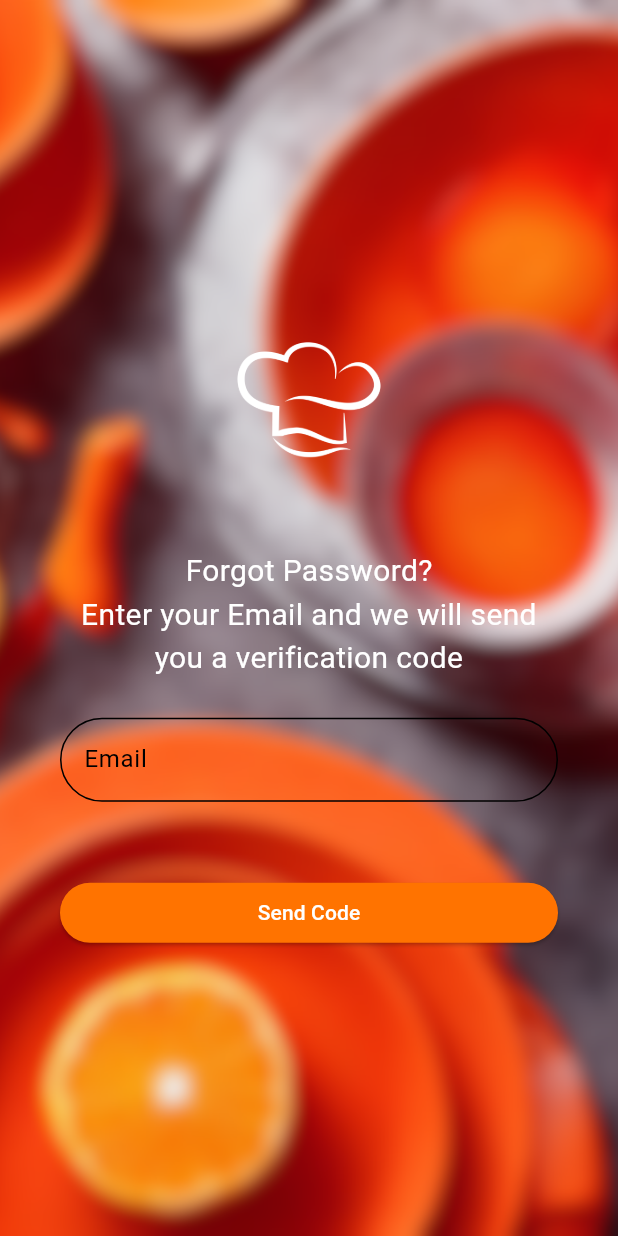
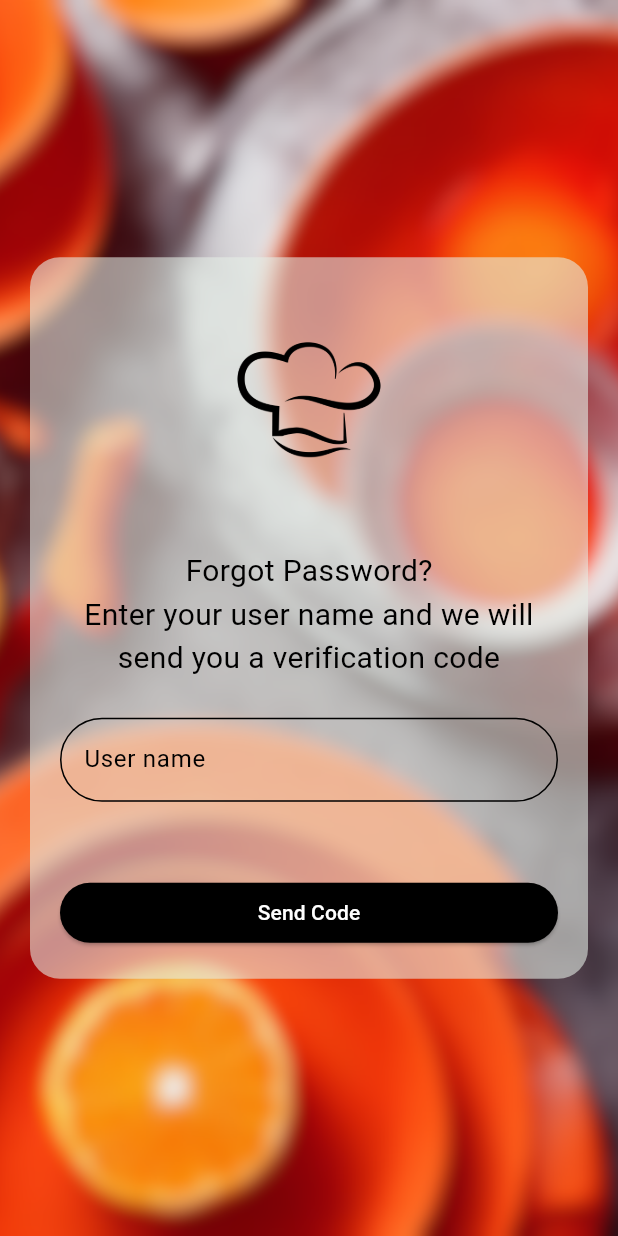
Before and after one commit to maximu211/menuAppFlutter, a Flutter app: the ForgotPasswordPage screen opened directly, on a phone screen of 412 x 824 dp. Run offline on Flutter 3.47's test engine with Material 3 defaults, Android fonts, the phone set to English and light mode, and no system bars; our stand-ins replace device_preview, easy_search_bar, flutter_secure_storage, google_fonts, image_picker; missing offline and left inert: image_editor_plus, jwt_decode; accounts and stored records are empty.

Commit message:
refactor register and recover password pages

```diff
--- a/lib/pages/authorization/forgot_password_page/forgot_password_page.dart
+++ b/lib/pages/authorization/forgot_password_page/forgot_password_page.dart
@@ -1,11 +1,11 @@
 import 'package:flutter/material.dart';
 import 'package:menuapp/pages/authorization/forgot_password_page/confirmation_code_page.dart';
+import 'package:menuapp/pages/authorization/register_pages/verify_code_page.dart';
 import 'package:menuapp/pages/authorization/text_fields.dart';
 import 'package:menuapp/global_variables/color_variables.dart';
 import 'package:menuapp/global_variables/font_size_variables.dart';
 
 class ForgotPasswordPage extends StatefulWidget {
-
   const ForgotPasswordPage({super.key});
 
   @override
@@ -13,7 +13,6 @@ class ForgotPasswordPage extends StatefulWidget {
 }
 
 class _ForgotPasswordPageState extends State<ForgotPasswordPage> {
-
   final TextEditingController _eMailController = TextEditingController();
 
   final _formKey = GlobalKey<FormState>();
@@ -39,29 +38,39 @@ class _ForgotPasswordPageState extends State<ForgotPasswordPage> {
             key: _formKey,
             onChanged: () => clearErrors(),
             child: Container(
-              margin: const EdgeInsets.symmetric(horizontal: 40),
+              padding: const EdgeInsets.all(20),
+              margin: const EdgeInsets.symmetric(horizontal: 20),
+              decoration: const BoxDecoration(
+                borderRadius: BorderRadius.all(Radius.circular(20)),
+                color: Color.fromARGB(150, 229, 238, 230),
+              ),
               child: Column(
                 mainAxisSize: MainAxisSize.min,
                 children: [
-                  Image.asset('assets/images/logo.png', width: 150, color: Colors.white),
+                  Image.asset('assets/images/logo.png',
+                      width: 150, color: Colors.black),
                   const SizedBox(height: 25),
                   Text(
                     "Forgot Password?",
-                    style: TextStyle(fontSize: FontSizeVariables.h1Size, color: Colors.white),
+                    style: TextStyle(
+                        fontSize: FontSizeVariables.h1Size,
+                        color: Colors.black),
                   ),
                   Text(
-                    "Enter your Email and we will send you a verification code",
+                    "Enter your user name and we will send you a verification code",
                     textAlign: TextAlign.center,
-                    style: TextStyle(fontSize: FontSizeVariables.h1Size, color: Colors.white),
+                    style: TextStyle(
+                        fontSize: FontSizeVariables.h1Size,
+                        color: Colors.black),
                   ),
                   const SizedBox(height: 25),
                   TextFieldLogin(
                     isPasswordField: false,
-                    labelText: "Email",
+                    labelText: "User name",
                     loginFieldController: _eMailController,
                     validator: (value) {
                       if (value!.trim().isEmpty) {
-                        return 'Please enter your Email';
+                        return 'Please enter your user name';
                       }
                       return null;
                     },
@@ -74,18 +83,23 @@ class _ForgotPasswordPageState extends State<ForgotPasswordPage> {
                     children: [
                       ElevatedButton(
                         onPressed: () {
-                          if (_formKey.currentState!.validate()){
-                            Navigator.push(context,
-                                MaterialPageRoute(builder: (context) => const ConfirmationCodePage()));
+                          if (_formKey.currentState!.validate()) {
+                            Navigator.push(
+                                context,
+                                MaterialPageRoute(
+                                    builder: (context) =>
+                                        const VerifyCodePage()));
                           }
                         },
                         style: ElevatedButton.styleFrom(
-                          backgroundColor: ColorVariables.primaryColor,
-                          shape: RoundedRectangleBorder(borderRadius: BorderRadius.circular(40)),
+                          backgroundColor: Colors.black,
+                          shape: RoundedRectangleBorder(
+                              borderRadius: BorderRadius.circular(40)),
                         ),
                         child: Text(
                           "Send Code",
-                          style: TextStyle(color: ColorVariables.backgroundColor),
+                          style:
+                              TextStyle(color: ColorVariables.backgroundColor),
                         ),
                       ),
                     ],
--- a/lib/pages/authorization/register_pages/register_email_page.dart
+++ b/lib/pages/authorization/register_pages/register_email_page.dart
@@ -75,7 +75,7 @@ class _RegisterEmailPage extends State<RegisterEmailPage> {
                           return null;
                         },
                       ),
-                      const SizedBox(height: 10),
+                      const SizedBox(height: 30),
                       Column(
                         crossAxisAlignment: CrossAxisAlignment.stretch,
                         children: [
@@ -89,7 +89,8 @@ class _RegisterEmailPage extends State<RegisterEmailPage> {
                                     context,
                                     MaterialPageRoute(
                                       builder: (context) =>
-                                          const VerifyCodePage(), //
+                                          const VerifyCodePage(
+                                              isRecoverPasswordPage: false), //
                                     ),
                                   );
                                   await secureStorage.write(
```
Also changed, not shown: lib/pages/authorization/forgot_password_page/new_password_page.dart (+9 -5 lines), lib/pages/authorization/register_pages/register_user_page.dart (+22 -15 lines), lib/pages/authorization/register_pages/verify_code_page.dart (+26 -19 lines).
